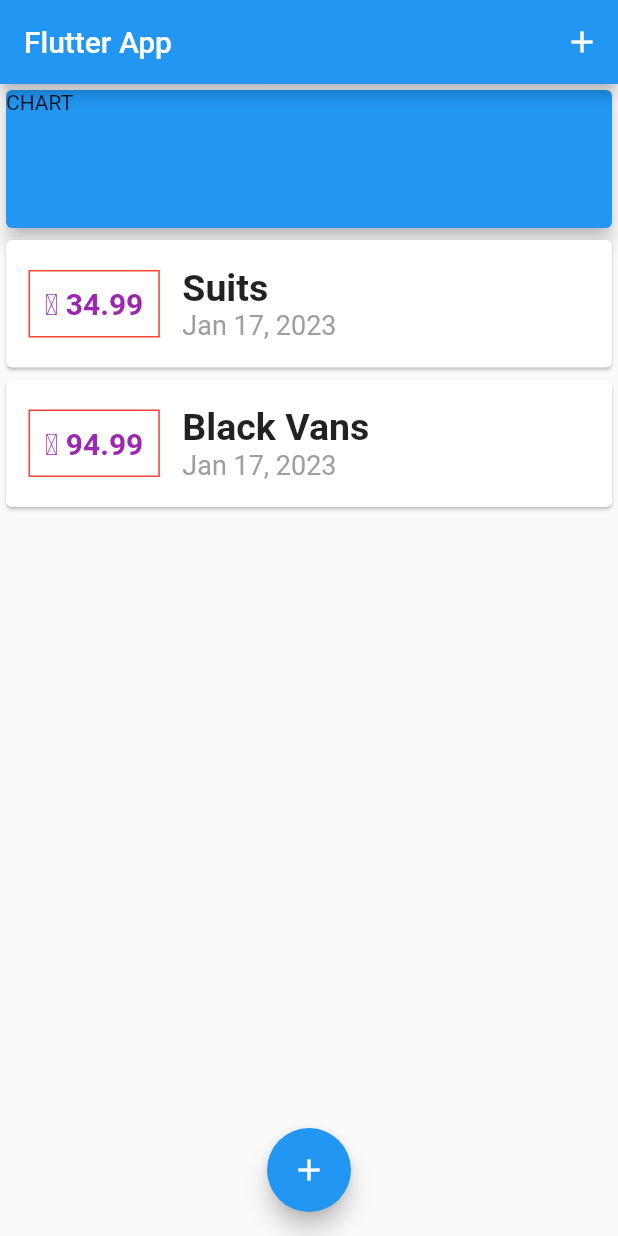
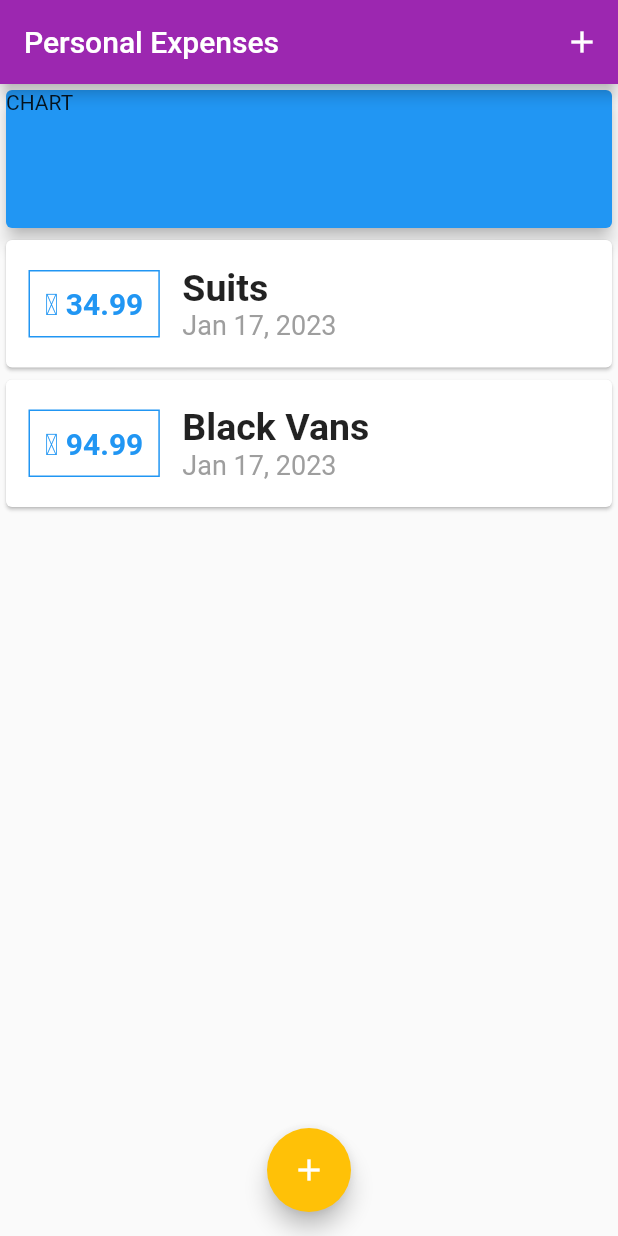
Before and after one commit to SethMegbetor/flutter_expense_tracker, a Flutter app: the screen it shows after launch, on a phone screen of 412 x 824 dp. Run offline on Flutter 3.47's test engine with Material 2 defaults, Android fonts, the phone set to English and light mode, and no system bars.

Commit message:
set color theme

```diff
--- a/lib/main.dart
+++ b/lib/main.dart
@@ -10,7 +10,11 @@ class MyApp extends StatelessWidget {
   @override
   Widget build(BuildContext context) {
     return MaterialApp(
-      title: 'Flutter App',
+      // title: 'Flutter App',
+      theme: ThemeData(
+        colorScheme: ColorScheme.fromSwatch(primarySwatch: Colors.purple)
+            .copyWith(secondary: Colors.amber),
+      ),
       home: MyHomePage(),
     );
   }
@@ -69,7 +73,8 @@ class _MyHomePageState extends State<MyHomePage> {
   Widget build(BuildContext context) {
     return Scaffold(
       appBar: AppBar(
-        title: Text('Flutter App'),
+        // backgroundColor: Colors.red,
+        title: const Text('Personal Expenses'),
         actions: [
           IconButton(
               onPressed: () => _startAddNewTransaction(context),
--- a/lib/widgets/transaction_list.dart
+++ b/lib/widgets/transaction_list.dart
@@ -21,15 +21,16 @@ class TransactionList extends StatelessWidget {
                 Container(
                   margin: EdgeInsets.symmetric(vertical: 20, horizontal: 15),
                   padding: EdgeInsets.all(10),
-                  decoration:
-                      BoxDecoration(border: Border.all(color: Colors.red)),
+                  decoration: BoxDecoration(
+                    border: Border.all(color: Theme.of(context).primaryColor, width: 1),
+                  ),
                   child: Text(
                     // tx.amount.toString(),
                     "₵ ${transactions[index].amount.toStringAsFixed(2)}",
                     style: TextStyle(
                         fontSize: 20,
                         fontWeight: FontWeight.bold,
-                        color: Colors.purple),
+                        color: Theme.of(context).primaryColor),
                   ),
                 ),
                 Column(
```
